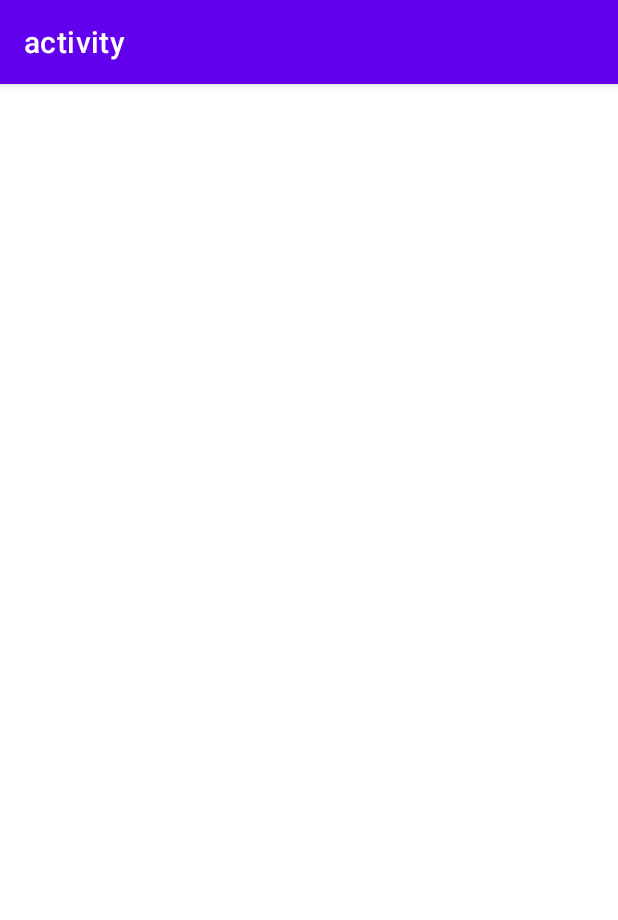
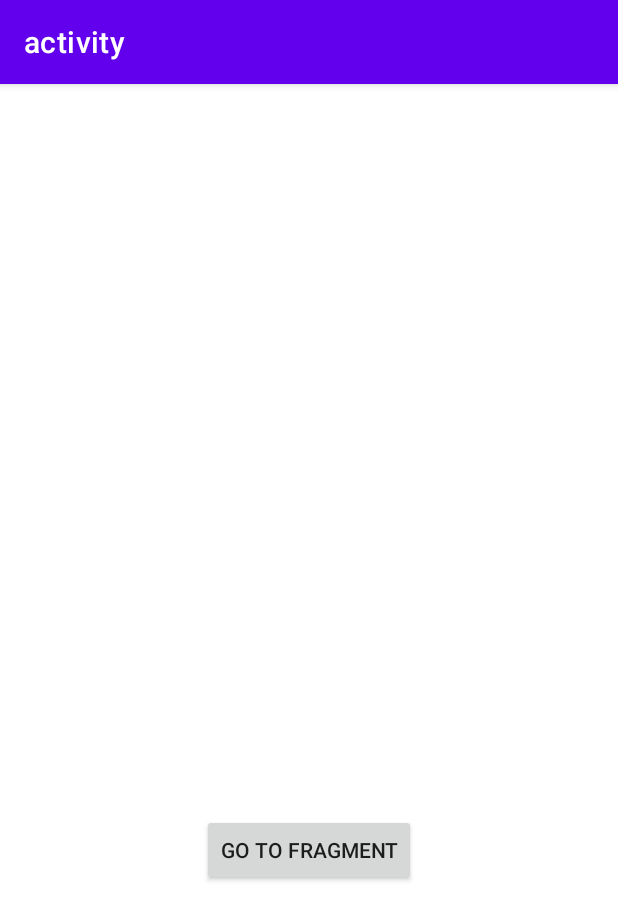
Before and after one commit to UMC-HUFS-4th/UMC-4th-Android-Study, an Android app: the SecondActivity screen opened directly, with no data from a screen before it, on a phone screen of 412 x 824 dp. Shown: the top 920 px of the screen. Run offline under Robolectric (Android 15) with nearby library versions, the phone set to English and light mode, and no system bars.

Commit message:
feat - fragment 띄우기 + refactor - appcompat

```diff
--- a/Chapter3Activity-Fragment/app/src/main/java/com/dev/activity/SecondActivity.kt
+++ b/Chapter3Activity-Fragment/app/src/main/java/com/dev/activity/SecondActivity.kt
@@ -1,5 +1,6 @@
 package com.dev.activity
 
+import android.content.Intent
 import androidx.appcompat.app.AppCompatActivity
 import android.os.Bundle
 import android.util.Log
@@ -18,5 +19,11 @@ class SecondActivity : AppCompatActivity() {
             Log.d("Second activity", tmpString)
         }
         viewbinding.tvSecondActivity.text = tmpString
+
+        viewbinding.btSecondActivity.setOnClickListener{
+            val thirdIntent = Intent(this@SecondActivity,ThirdActivity::class.java)
+            startActivity(thirdIntent)
+        }
+
     }
 }
--- a/Chapter3Activity-Fragment/app/src/main/res/layout/activity_first.xml
+++ b/Chapter3Activity-Fragment/app/src/main/res/layout/activity_first.xml
@@ -5,7 +5,7 @@
     android:layout_width="match_parent"
     android:layout_height="match_parent"
     tools:context=".FirstActivity">
-    <EditText
+    <androidx.appcompat.widget.AppCompatEditText
         android:id="@+id/et_first_acitivity"
         android:layout_width="wrap_content"
         android:layout_height="50dp"
@@ -16,7 +16,7 @@
         app:layout_constraintBottom_toTopOf="@id/bt_first_acitivity"
         app:layout_constraintVertical_chainStyle="packed"
         />
-    <Button
+    <androidx.appcompat.widget.AppCompatButton
         android:layout_marginTop="10dp"
         android:id="@+id/bt_first_acitivity"
         android:layout_width="wrap_content"
--- a/Chapter3Activity-Fragment/app/src/main/res/layout/activity_second.xml
+++ b/Chapter3Activity-Fragment/app/src/main/res/layout/activity_second.xml
@@ -5,13 +5,22 @@
     android:layout_width="match_parent"
     android:layout_height="match_parent"
     tools:context=".SecondActivity">
-<TextView
+<androidx.appcompat.widget.AppCompatTextView
     android:id="@+id/tv_second_activity"
     android:text="@string/second_activity_blank"
     android:layout_width="wrap_content"
     android:layout_height="wrap_content"
     app:layout_constraintTop_toTopOf="parent"
-    app:layout_constraintBottom_toBottomOf="parent"
+    app:layout_constraintBottom_toTopOf="@id/bt_second_activity"
     app:layout_constraintStart_toStartOf="parent"
     app:layout_constraintEnd_toEndOf="parent"/>
+    <androidx.appcompat.widget.AppCompatButton
+        android:id="@+id/bt_second_activity"
+        android:layout_width="wrap_content"
+        android:text="go to fragment"
+        android:layout_height="wrap_content"
+        app:layout_constraintTop_toBottomOf="@id/tv_second_activity"
+        app:layout_constraintStart_toStartOf="parent"
+        app:layout_constraintEnd_toEndOf="parent"
+        app:layout_constraintBottom_toBottomOf="parent"/>
 </androidx.constraintlayout.widget.ConstraintLayout>
```
Also changed, not shown: Chapter3Activity-Fragment/app/src/main/AndroidManifest.xml (+6 -3 lines), Chapter3Activity-Fragment/app/src/main/java/com/dev/activity/ThirdActivity.kt (added, +33 -0 lines), Chapter3Activity-Fragment/app/src/main/res/layout/activity_third.xml (added, +38 -0 lines), Chapter3Activity-Fragment/app/src/main/res/layout/fragment_first.xml (+12 -6 lines), Chapter3Activity-Fragment/app/src/main/res/layout/fragment_second.xml (+13 -7 lines).
